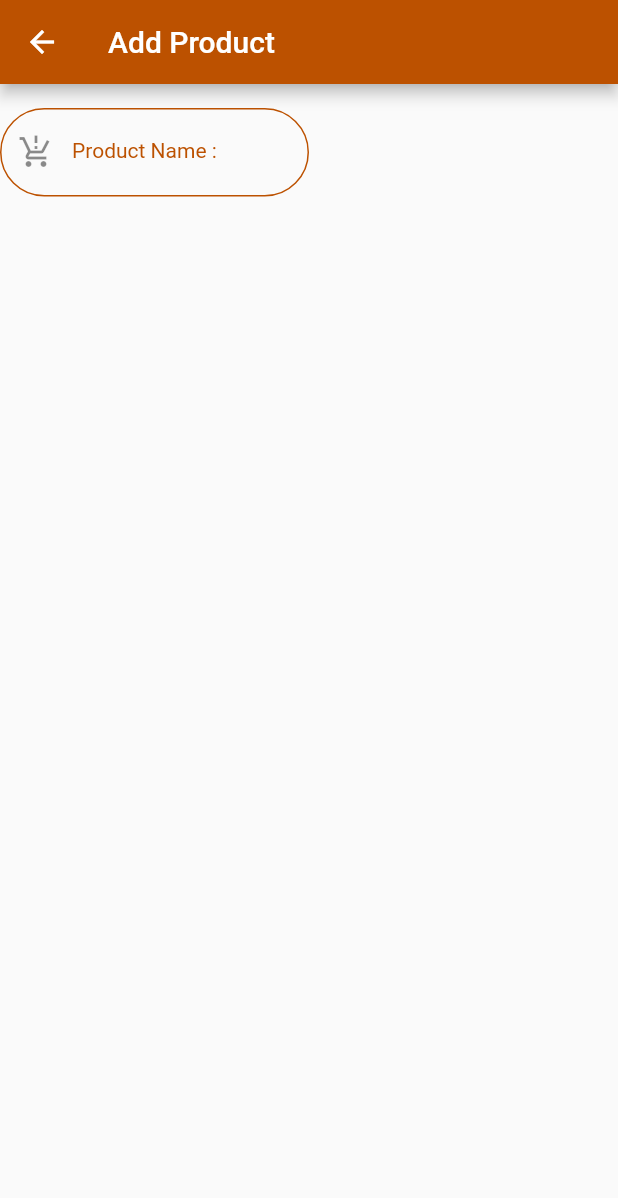
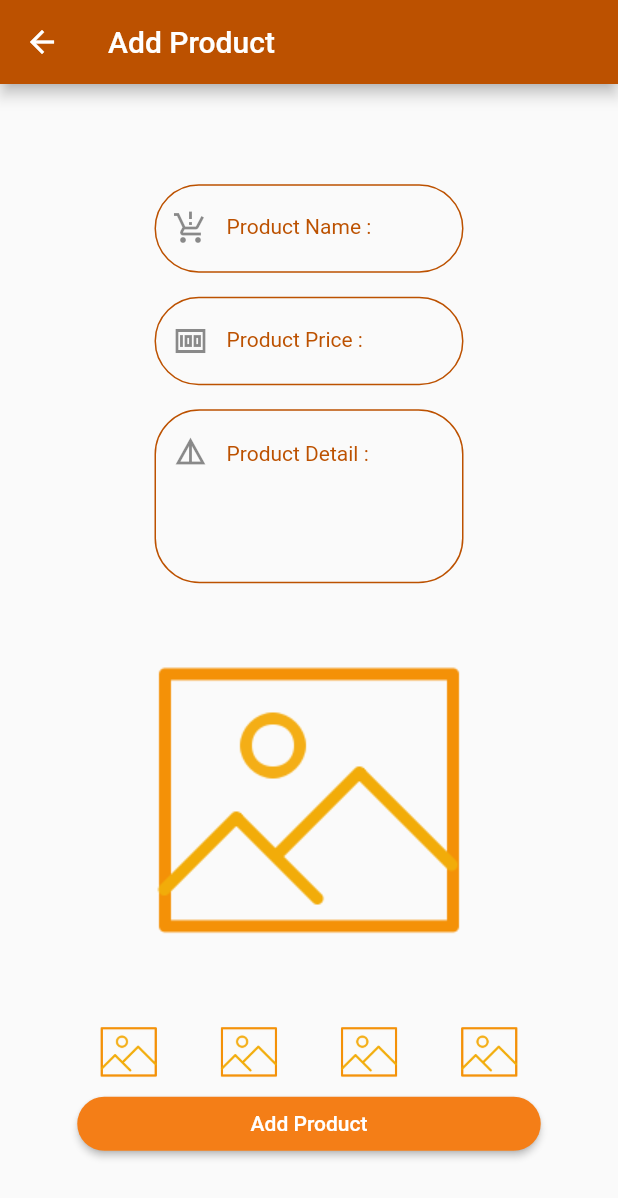
Before and after one commit to hormadgithub/ShopingMall, a Flutter app: the AddProduct screen opened by its route, on a phone screen of 412 x 824 dp. Shown: the top 1198 px of the screen. Run offline on Flutter 3.47's test engine with Material 2 defaults, Android fonts, the light colour scheme and no system bars; our stand-ins replace dio, geolocator, google_maps_flutter, image_picker, shared_preferences; accounts and stored records are empty.

Commit message:
Update_220318-1206

```diff
--- a/lib/states/add_product.dart
+++ b/lib/states/add_product.dart
@@ -10,6 +10,8 @@ class AddProduct extends StatefulWidget {
 }
 
 class _AddProductState extends State<AddProduct> {
+  final formKey = GlobalKey<FormState>();
+
   @override
   Widget build(BuildContext context) {
     return Scaffold(
@@ -17,17 +19,95 @@ class _AddProductState extends State<AddProduct> {
         title: Text('Add Product'),
       ),
       body: LayoutBuilder(
-        builder: (context, constraints) => buildProductName(constraints),
+        builder: (context, constraints) => GestureDetector(
+          onTap: () => FocusScope.of(context).requestFocus(FocusNode()),
+          behavior: HitTestBehavior.opaque,
+          child: Center(
+            child: SingleChildScrollView(
+              child: Form(
+                key: formKey,
+                child: Column(
+                  children: [
+                    buildProductName(constraints),
+                    buildProductPrice(constraints),
+                    buildProductDetail(constraints),
+                    buildImage(constraints),
+                    addProductButton(constraints)
+                  ],
+                ),
+              ),
+            ),
+          ),
+        ),
       ),
     );
   }
 
+  Container addProductButton(BoxConstraints constraints) {
+    return Container(
+      width: constraints.maxWidth * .75,
+      child: ElevatedButton(
+        style: MyConstant().myButtonStyle(),
+        onPressed: () {
+          if (formKey.currentState!.validate()) {}
+        },
+        child: Text('Add Product'),
+      ),
+    );
+  }
+
+  Column buildImage(BoxConstraints constraints) {
+    return Column(
+      children: [
+        Container(
+          height: constraints.maxWidth * 0.70,
+          width: constraints.maxWidth * 0.70,
+          child: Image.asset(MyConstant.image5),
+        ),
+        Container(
+          width: constraints.maxWidth * 0.7,
+          child: Row(
+            mainAxisAlignment: MainAxisAlignment.spaceBetween,
+            children: [
+              Container(
+                height: 48,
+                width: 48,
+                child: Image.asset(MyConstant.image5),
+              ),
+              Container(
+                height: 48,
+                width: 48,
+                child: Image.asset(MyConstant.image5),
+              ),
+              Container(
+                height: 48,
+                width: 48,
+                child: Image.asset(MyConstant.image5),
+              ),
+              Container(
+                height: 48,
+                width: 48,
+                child: Image.asset(MyConstant.image5),
+              ),
+            ],
+          ),
+        ),
+      ],
+    );
+  }
 
   Widget buildProductName(BoxConstraints constraints) {
     return Container(
       width: constraints.maxWidth * 0.5, //ความกว้างครึ่งนึงของจอ
       margin: EdgeInsets.only(top: 16),
       child: TextFormField(
+        validator: (value) {
+          if (value!.isEmpty) {
+            return 'Please Fill Product Name in Blank';
+          } else {
+            return null;
+          }
+        },
         decoration: InputDecoration(
           labelStyle: MyConstant().h3Style(),
           labelText: 'Product Name :',
@@ -40,21 +120,32 @@ class _AddProductState extends State<AddProduct> {
             borderSide: BorderSide(color: MyConstant.light),
             borderRadius: BorderRadius.circular(30),
           ),
+          errorBorder: OutlineInputBorder(
+            borderSide: BorderSide(color: Colors.red),
+            borderRadius: BorderRadius.circular(30),
+          ),
         ),
       ),
     );
   }
-
 
   Widget buildProductPrice(BoxConstraints constraints) {
     return Container(
       width: constraints.maxWidth * 0.5, //ความกว้างครึ่งนึงของจอ
       margin: EdgeInsets.only(top: 16),
       child: TextFormField(
+        validator: (value) {
+          if (value!.isEmpty) {
+            return 'Please Fill Product Price in Blank';
+          } else {
+            return null;
+          }
+        },
+        keyboardType: TextInputType.number,
         decoration: InputDecoration(
           labelStyle: MyConstant().h3Style(),
           labelText: 'Product Price :',
-          prefixIcon: Icon(Icons.production_quantity_limits_sharp),
+          prefixIcon: Icon(Icons.money_sharp),
           enabledBorder: OutlineInputBorder(
             borderSide: BorderSide(color: MyConstant.dark),
             borderRadius: BorderRadius.circular(30),
@@ -63,21 +154,35 @@ class _AddProductState extends State<AddProduct> {
             borderSide: BorderSide(color: MyConstant.light),
             borderRadius: BorderRadius.circular(30),
           ),
+          errorBorder: OutlineInputBorder(
+            borderSide: BorderSide(color: Colors.red),
+            borderRadius: BorderRadius.circular(30),
+          ),
         ),
       ),
     );
   }
-
 
   Widget buildProductDetail(BoxConstraints constraints) {
     return Container(
       width: constraints.maxWidth * 0.5, //ความกว้างครึ่งนึงของจอ
       margin: EdgeInsets.only(top: 16),
       child: TextFormField(
+        validator: (value) {
+          if (value!.isEmpty) {
+            return 'Please Fill Product Detail in Blank';
+          } else {
+            return null;
+          }
+        },
+        maxLines: 4,
         decoration: InputDecoration(
-          labelStyle: MyConstant().h3Style(),
-          labelText: 'Product Detail :',
-          prefixIcon: Icon(Icons.production_quantity_limits_sharp),
+          hintStyle: MyConstant().h3Style(),
+          hintText: 'Product Detail :',
+          prefixIcon: Padding(
+            padding: const EdgeInsets.fromLTRB(0, 0, 0, 60),
+            child: Icon(Icons.details_outlined),
+          ),
           enabledBorder: OutlineInputBorder(
             borderSide: BorderSide(color: MyConstant.dark),
             borderRadius: BorderRadius.circular(30),
@@ -86,11 +191,12 @@ class _AddProductState extends State<AddProduct> {
             borderSide: BorderSide(color: MyConstant.light),
             borderRadius: BorderRadius.circular(30),
           ),
+          errorBorder: OutlineInputBorder(
+            borderSide: BorderSide(color: Colors.red),
+            borderRadius: BorderRadius.circular(30),
+          ),
         ),
       ),
     );
   }
-
-
-
 }
--- a/lib/utility/my_constant.dart
+++ b/lib/utility/my_constant.dart
@@ -3,7 +3,7 @@ import 'package:flutter/material.dart';
 class MyConstant {
   //General
   static String appName = 'Shopping Mall';
-  static String domain = 'https://8743-58-181-171-51.ngrok.io';
+  static String domain = 'https://4f9b-58-181-171-51.ngrok.io';
 
   //Route
   static String routeAuthen = '/authen';
@@ -18,6 +18,7 @@ class MyConstant {
   static String image2 = 'images/image2.png';
   static String image3 = 'images/image3.png';
   static String image4 = 'images/image4.png';
+  static String image5 = 'images/image5.png';
   static String avatar = 'images/avatar.png';
 
   //Color
```
Also changed, not shown: images/image5.png (added).
